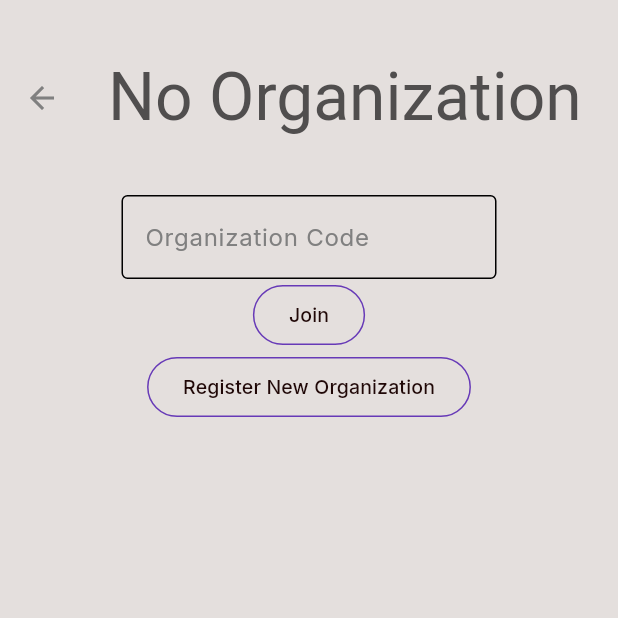
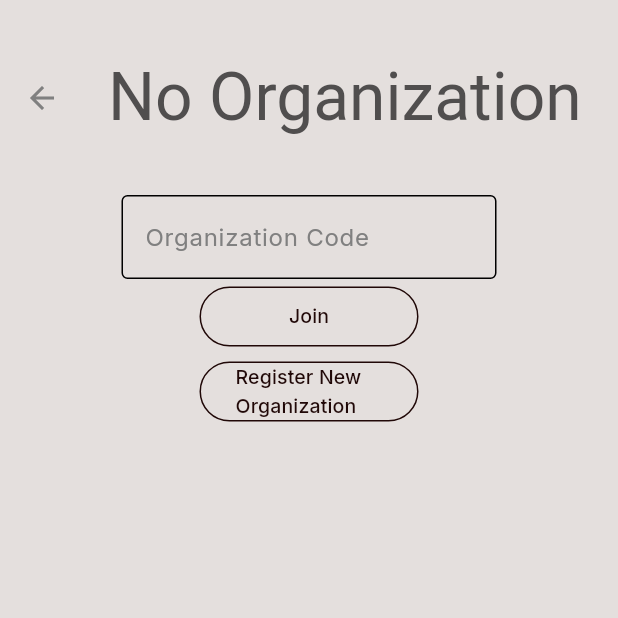
Before and after one commit to hamjac5334/HockeyContract, a Flutter app: the JoinOrganizationPage screen opened directly, on a phone screen of 412 x 824 dp, the top half of it. Run offline on Flutter 3.47's test engine with Material 3 defaults, Android fonts, the light colour scheme and no system bars; our stand-ins replace auto_size_text, cloud_firestore, firebase_auth, firebase_core, go_router; missing offline and left inert: firebase_ui_auth; accounts and stored records are empty.

Commit message:
appearance change for home page buttons

```diff
--- a/hockey_evaluation_app/lib/widgets/styledButton.dart
+++ b/hockey_evaluation_app/lib/widgets/styledButton.dart
@@ -58,10 +58,17 @@ class StyledButton extends StatelessWidget {
   final void Function() onPressed;
 
   @override
-  Widget build(BuildContext context) => OutlinedButton(
-        style: OutlinedButton.styleFrom(
-            side: const BorderSide(color: Colors.deepPurple)),
-        onPressed: onPressed,
-        child: child,
+  Widget build(BuildContext context) => Container(
+        width: 156.0,
+        height: 50.0,
+        padding: EdgeInsets.all(5),
+        child: OutlinedButton(
+          style: OutlinedButton.styleFrom(
+              side: const BorderSide(
+            color: Color.fromARGB(255, 32, 8, 7),
+          )),
+          onPressed: onPressed,
+          child: child,
+        ),
       );
 }
```
